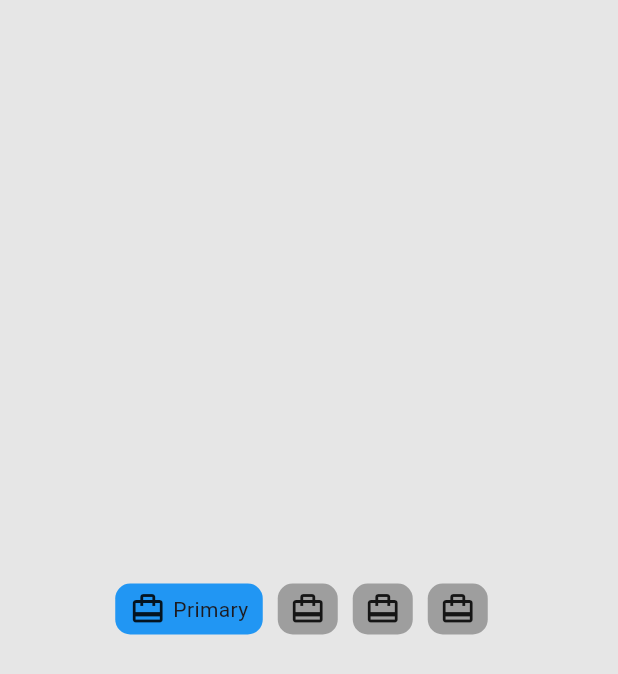
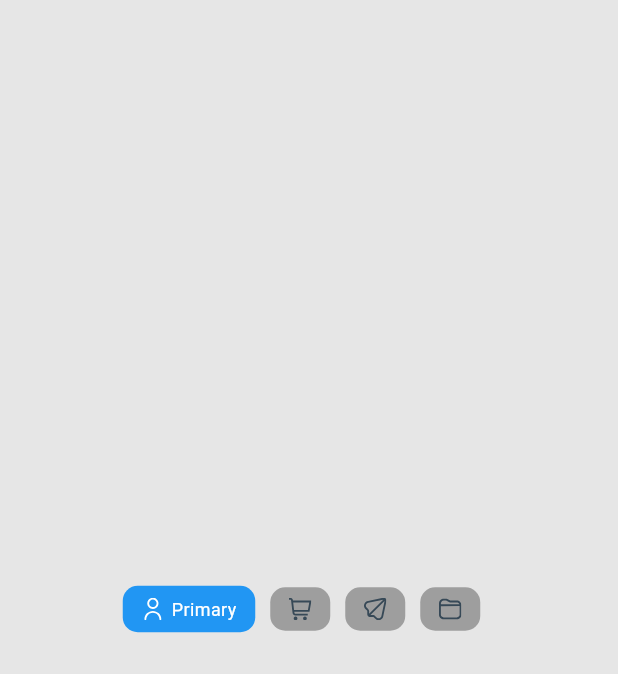
Before and after one commit to yunweneric/flutter-open-ui, a Flutter app: the screen it shows after launch, on a phone screen of 412 x 824 dp. Shown: the top 674 px of the screen. Run offline on Flutter 3.47's test engine with Material 3 defaults, Android fonts, the phone set to English and light mode, and no system bars; our stand-ins replace flutter_svg.

```diff
--- a/lib/screens/home_screen.dart
+++ b/lib/screens/home_screen.dart
@@ -1,4 +1,5 @@
 import 'package:flutter/material.dart';
+import 'package:flutter_svg/svg.dart';
 
 class TileItem {
   final String title;
@@ -18,15 +19,15 @@ class HomeScreen extends StatefulWidget {
 class _HomeScreenState extends State<HomeScreen> {
   int activeIndex = 0;
   List<TileItem> items = [
-    TileItem(title: "Primary", icon: '', color: Colors.blue),
-    TileItem(title: "Transactions", icon: '', color: Colors.green),
-    TileItem(title: "Updates", icon: '', color: Colors.deepPurple),
-    TileItem(title: "Promotions", icon: '', color: Colors.redAccent),
+    TileItem(title: "Primary", icon: 'assets/icons/user.svg', color: Colors.blue),
+    TileItem(title: "Transactions", icon: 'assets/icons/cart.svg', color: Colors.green),
+    TileItem(title: "Updates", icon: 'assets/icons/chat.svg', color: Colors.deepPurple),
+    TileItem(title: "Files", icon: 'assets/icons/files.svg', color: Colors.redAccent),
   ];
   @override
   Widget build(BuildContext context) {
     return Scaffold(
-      backgroundColor: Color(0xFFE6E6E6),
+      backgroundColor: const Color(0xFFE6E6E6),
       body: Padding(
         padding: const EdgeInsets.symmetric(horizontal: 20),
         child: Center(
@@ -48,7 +49,7 @@ class _HomeScreenState extends State<HomeScreen> {
                         maxLines: 1,
                         textDirection: TextDirection.ltr,
                       )..layout();
-                      final textWidth = textPainter.size.width + 50;
+                      final textWidth = textPainter.size.width + 40;
                       return InkWell(
                         onTap: () {
                           setState(() {
@@ -56,31 +57,34 @@ class _HomeScreenState extends State<HomeScreen> {
                           });
                         },
                         child: AnimatedContainer(
-                          duration: Duration(milliseconds: 500),
-                          margin: EdgeInsets.only(right: 10),
-                          padding: EdgeInsets.symmetric(vertical: 5, horizontal: 5),
+                          duration: const Duration(milliseconds: 500),
+                          margin: const EdgeInsets.only(right: 10),
+                          padding: const EdgeInsets.symmetric(vertical: 5, horizontal: 5),
                           decoration: BoxDecoration(
                             color: isActive ? item.color : Colors.grey,
                             borderRadius: BorderRadius.circular(10),
                           ),
                           width: isActive ? textWidth : 40,
+                          child: Padding(
+                            padding: const EdgeInsets.all(2.0),
                             child: Row(
                               mainAxisAlignment: MainAxisAlignment.center,
                               children: [
-                              const Icon(Icons.card_travel),
+                                SvgPicture.asset(item.icon, height: 15, color: isActive ? Colors.white : null),
                                 if (isActive) ...[
-                                SizedBox(width: 5),
+                                  const SizedBox(width: 5),
                                   SizedBox(
-                                  // width: textWidth,
                                     child: Text(
                                       item.title,
                                       softWrap: true,
                                       maxLines: 1,
                                       overflow: TextOverflow.clip,
+                                      style: TextStyle(fontSize: 12, color: isActive ? Colors.white : null),
                                     ),
                                   ),
                                 ],
                               ],
+                            ),
                           ),
                         ),
                       );
```
Also changed, not shown: pubspec.yaml (+4 -10 lines), assets/icons/cart.svg (added), assets/icons/chat.svg (added), assets/icons/files.svg (added), assets/icons/user.svg (added), pubspec.lock. Lines whose indentation alone changed are shown as unchanged.
